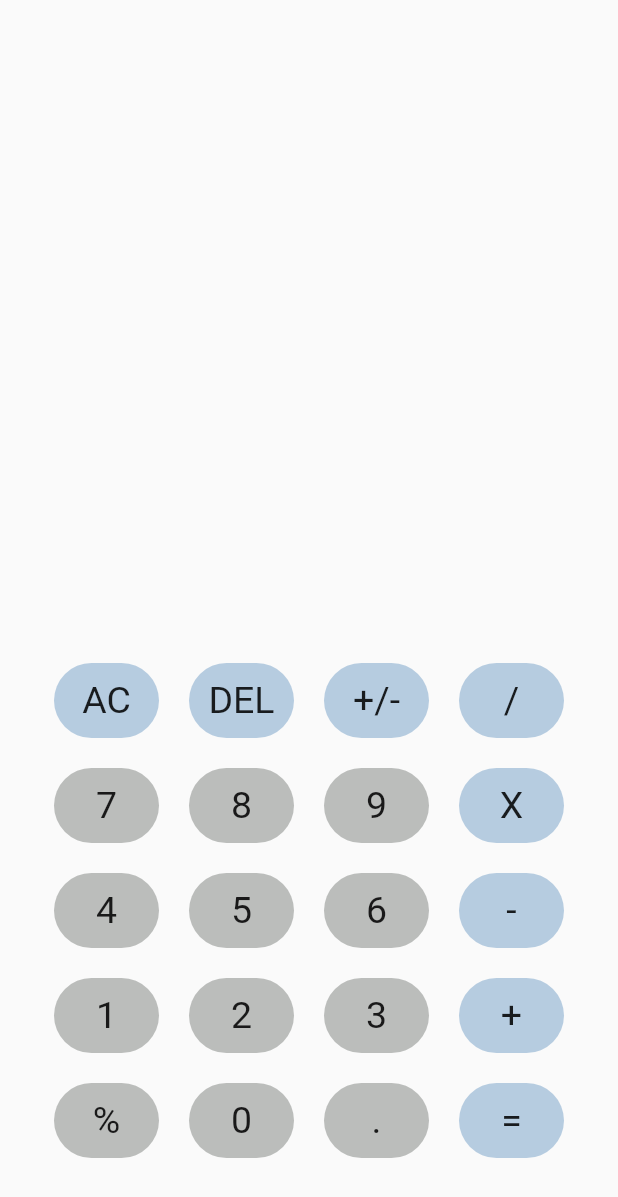
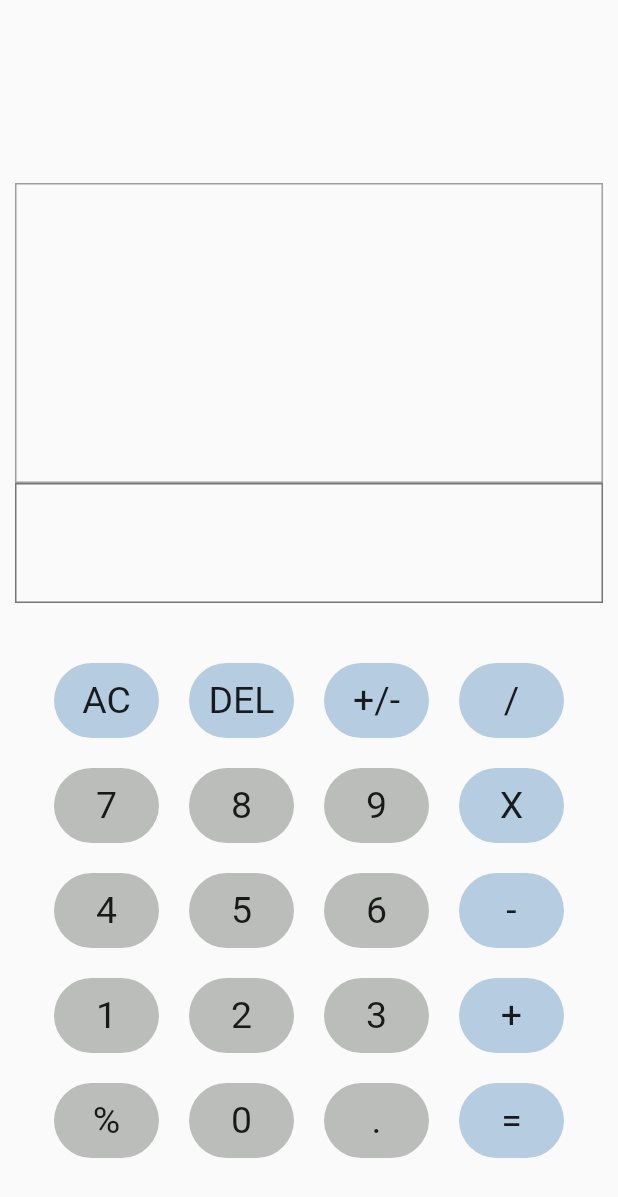
Before and after one commit to sakharshehzad/calculator_app, a Flutter app: the screen it shows after launch, on a phone screen of 412 x 824 dp. Shown: the top 1197 px of the screen. Run offline on Flutter 3.47's test engine with Material 2 defaults, Android fonts, the phone set to English and light mode, and no system bars; our stand-ins replace math_expressions.

Commit message:
windows for Input and Output

```diff
--- a/lib/calculator_home.dart
+++ b/lib/calculator_home.dart
@@ -16,41 +16,52 @@ class _HomeScreenState extends State<HomeScreen> {
   bool isPressed = false;
   @override
   Widget build(BuildContext context) {
-    print('Hello');
     return Scaffold(
       body: Column(
         children: [
           Expanded(
             child: Padding(
-              padding: const EdgeInsets.only(
-                bottom: 100,
+              padding: const EdgeInsets.all(
+                10,
               ),
               child: Column(
                 mainAxisAlignment: MainAxisAlignment.end,
                 crossAxisAlignment: CrossAxisAlignment.end,
                 children: [
-                  Padding(
+                  Container(
+                    height: 200,
+                    decoration: BoxDecoration(
+                      border: Border.all(width: 1, color: Colors.grey),
+                    ),
+                    child: Padding(
                       padding: const EdgeInsets.symmetric(horizontal: 20),
                       child: Align(
-                      alignment: Alignment.centerRight,
+                        alignment: Alignment.bottomRight,
                         child: Text(
                           userinput.toString(),
-                        style:
-                            const TextStyle(fontSize: 45, color: Colors.black),
+                          style: const TextStyle(
+                              fontSize: 45, color: Colors.black),
                         ),
                       ),
                     ),
-                  const SizedBox(
-                    height: 10,
                   ),
-                  Padding(
+                  // const SizedBox(
+                  //   height: 10,
+                  // ),
+                  Container(
+                    height: 80,
+                    decoration: BoxDecoration(
+                        border:
+                            Border.all(width: 1, color: Colors.grey.shade600)),
+                    child: Padding(
                       padding: const EdgeInsets.symmetric(horizontal: 20),
                       child: Align(
                         alignment: Alignment.centerRight,
                         child: Text(
                           answer.toString(),
-                        style:
-                            const TextStyle(fontSize: 45, color: Colors.black),
+                          style: const TextStyle(
+                              fontSize: 45, color: Colors.black),
+                        ),
                       ),
                     ),
                   )
```
Lines whose indentation alone changed are shown as unchanged.
